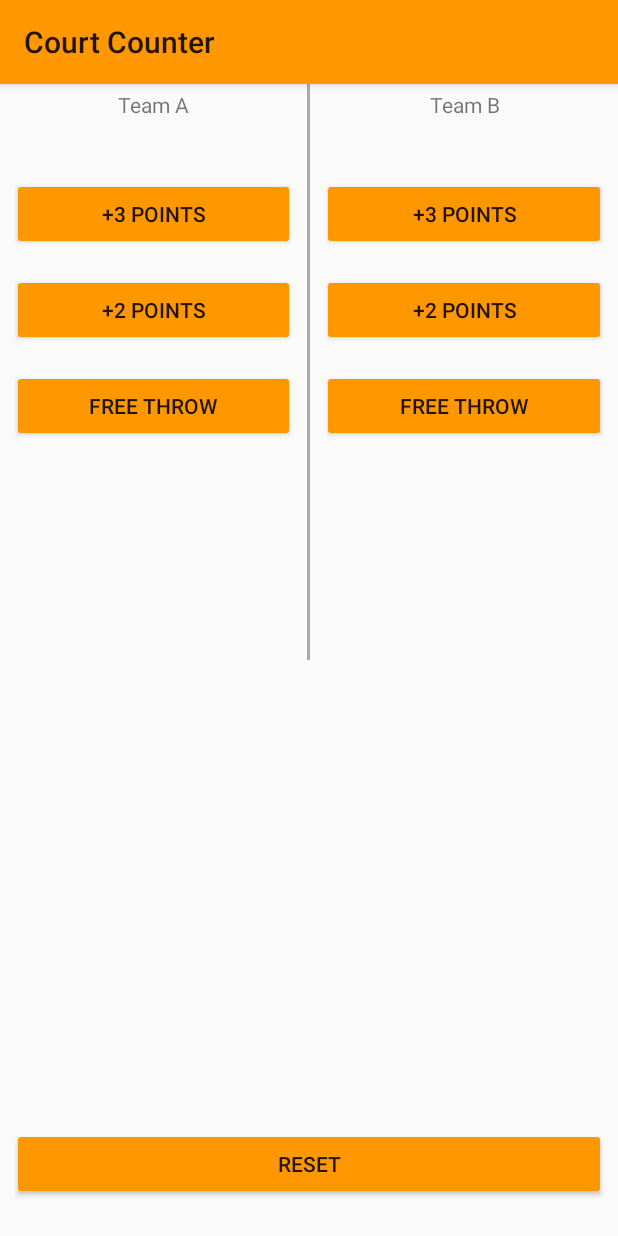
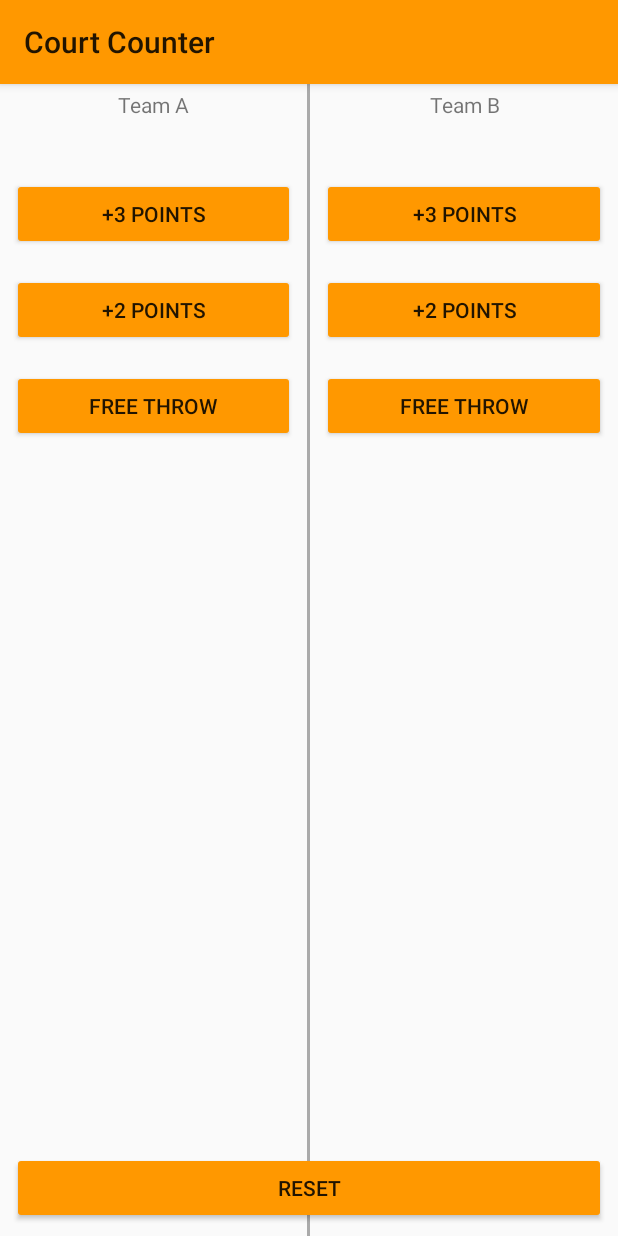
Before and after one commit to corellana/Grow-With-Google-Challenge-Scholarship-Android-Basics, an Android app: the screen it shows after launch (MainActivity), on a phone screen of 412 x 824 dp. Run offline under Robolectric (Android 15) with nearby library versions, the phone set to English and light mode, and no system bars.

Commit message:
changed to relative layout

```diff
--- a/CourtCounter/app/src/main/res/layout/activity_main.xml
+++ b/CourtCounter/app/src/main/res/layout/activity_main.xml
@@ -1,8 +1,7 @@
-<LinearLayout xmlns:android="http://schemas.android.com/apk/res/android"
+<RelativeLayout xmlns:android="http://schemas.android.com/apk/res/android"
     xmlns:tools="http://schemas.android.com/tools"
     android:layout_width="match_parent"
-    android:layout_height="match_parent"
-    android:orientation="vertical">
+    android:layout_height="match_parent">
 
     <LinearLayout
         android:layout_width="match_parent"
@@ -111,22 +110,15 @@
 
     </LinearLayout>
 
-    <LinearLayout
-        android:layout_width="match_parent"
-        android:layout_height="match_parent"
-        android:layout_weight="1"
-        android:orientation="horizontal"
-        tools:context=".MainActivity">
 
     <Button
         android:layout_width="match_parent"
         android:layout_height="wrap_content"
+        android:layout_alignParentBottom="true"
+        android:layout_centerHorizontal="true"
         android:layout_gravity="bottom"
         android:layout_margin="8dp"
         android:onClick="resetScore"
         android:text="Reset" />
 
-    </LinearLayout>
-
-
-</LinearLayout>
+</RelativeLayout>
```
Lines whose indentation alone changed are shown as unchanged.
